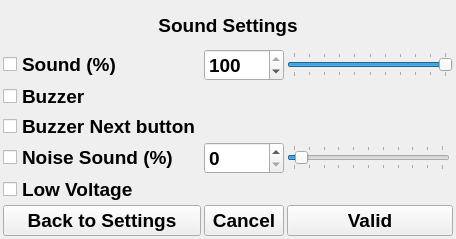
Old version of the form F3FChrono/gui/WSettingsSound.ui in the repository jomarin38/F3FChrono.
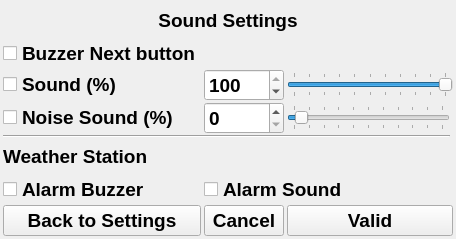
New version of the form.

Diff of the .ui file:
```diff
--- a/F3FChrono/gui/WSettingsSound.ui
+++ b/F3FChrono/gui/WSettingsSound.ui
@@ -32,7 +32,98 @@
    <property name="verticalSpacing">
     <number>1</number>
    </property>
-   <item row="4" column="2">
+   <item row="2" column="0">
+    <widget class="QCheckBox" name="sound">
+     <property name="font">
+      <font>
+       <pointsize>14</pointsize>
+       <weight>75</weight>
+       <bold>true</bold>
+      </font>
+     </property>
+     <property name="text">
+      <string>Sound (%)</string>
+     </property>
+    </widget>
+   </item>
+   <item row="7" column="2" colspan="2">
+    <widget class="QPushButton" name="btn_valid">
+     <property name="font">
+      <font>
+       <pointsize>14</pointsize>
+       <weight>75</weight>
+       <bold>true</bold>
+      </font>
+     </property>
+     <property name="text">
+      <string>Valid</string>
+     </property>
+    </widget>
+   </item>
+   <item row="6" column="1" colspan="2">
+    <widget class="QCheckBox" name="WeatherStationAlarmSound">
+     <property name="font">
+      <font>
+       <pointsize>14</pointsize>
+       <weight>75</weight>
+       <bold>true</bold>
+      </font>
+     </property>
+     <property name="text">
+      <string>Alarm Sound</string>
+     </property>
+    </widget>
+   </item>
+   <item row="7" column="1">
+    <widget class="QPushButton" name="btn_cancel">
+     <property name="font">
+      <font>
+       <pointsize>14</pointsize>
+       <weight>75</weight>
+       <bold>true</bold>
+      </font>
+     </property>
+     <property name="text">
+      <string>Cancel</string>
+     </property>
+    </widget>
+   </item>
+   <item row="2" column="2" colspan="2">
+    <widget class="QSlider" name="soundslider">
+     <property name="maximum">
+      <number>100</number>
+     </property>
+     <property name="value">
+      <number>100</number>
+     </property>
+     <property name="tracking">
+      <bool>true</bool>
+     </property>
+     <property name="orientation">
+      <enum>Qt::Horizontal</enum>
+     </property>
+     <property name="invertedAppearance">
+      <bool>false</bool>
+     </property>
+     <property name="invertedControls">
+      <bool>false</bool>
+     </property>
+     <property name="tickPosition">
+      <enum>QSlider::TicksBothSides</enum>
+     </property>
+     <property name="tickInterval">
+      <number>10</number>
+     </property>
+    </widget>
+   </item>
+   <item row="4" column="0" colspan="3">
+    <widget class="Line" name="line">
+     <property name="orientation">
+      <enum>Qt::Horizontal</enum>
+     </property>
+    </widget>
+   </item>
+   <item row="3" column="2">
     <widget class="QSlider" name="noiseslider">
      <property name="maximum">
       <number>100</number>
@@ -51,7 +142,7 @@
      </property>
     </widget>
    </item>
-   <item row="4" column="0">
+   <item row="3" column="0">
     <widget class="QCheckBox" name="noiseSound">
      <property name="font">
       <font>
@@ -65,63 +156,7 @@
      </property>
     </widget>
    </item>
-   <item row="6" column="1">
-    <widget class="QPushButton" name="btn_cancel">
-     <property name="font">
-      <font>
-       <pointsize>14</pointsize>
-       <weight>75</weight>
-       <bold>true</bold>
-      </font>
-     </property>
-     <property name="text">
-      <string>Cancel</string>
-     </property>
-    </widget>
-   </item>
    <item row="1" column="0">
-    <widget class="QCheckBox" name="sound">
-     <property name="font">
-      <font>
-       <pointsize>14</pointsize>
-       <weight>75</weight>
-       <bold>true</bold>
-      </font>
-     </property>
-     <property name="text">
-      <string>Sound (%)</string>
-     </property>
-    </widget>
-   </item>
-   <item row="5" column="0">
-    <widget class="QCheckBox" name="lowVoltage">
-     <property name="font">
-      <font>
-       <pointsize>14</pointsize>
-       <weight>75</weight>
-       <bold>true</bold>
-      </font>
-     </property>
-     <property name="text">
-      <string>Low Voltage</string>
-     </property>
-    </widget>
-   </item>
-   <item row="2" column="0">
-    <widget class="QCheckBox" name="buzzer">
-     <property name="font">
-      <font>
-       <pointsize>14</pointsize>
-       <weight>75</weight>
-       <bold>true</bold>
-      </font>
-     </property>
-     <property name="text">
-      <string>Buzzer</string>
-     </property>
-    </widget>
-   </item>
-   <item row="3" column="0">
     <widget class="QCheckBox" name="buzzernext">
      <property name="font">
       <font>
@@ -135,24 +170,7 @@
      </property>
     </widget>
    </item>
-   <item row="0" column="0" colspan="4">
-    <widget class="QLabel" name="label">
-     <property name="font">
-      <font>
-       <pointsize>14</pointsize>
-       <weight>75</weight>
-       <bold>true</bold>
-      </font>
-     </property>
-     <property name="text">
-      <string>Sound Settings</string>
-     </property>
-     <property name="alignment">
-      <set>Qt::AlignCenter</set>
-     </property>
-    </widget>
-   </item>
-   <item row="6" column="0">
+   <item row="7" column="0">
     <widget class="QPushButton" name="btn_back">
      <property name="font">
       <font>
@@ -166,7 +184,7 @@
      </property>
     </widget>
    </item>
-   <item row="1" column="1">
+   <item row="2" column="1">
     <widget class="QSpinBox" name="soundvolume">
      <property name="enabled">
       <bool>true</bool>
@@ -186,7 +204,7 @@
      </property>
     </widget>
    </item>
-   <item row="4" column="1">
+   <item row="3" column="1">
     <widget class="QDoubleSpinBox" name="noisevolume">
      <property name="font">
       <font>
@@ -206,8 +224,8 @@
      </property>
     </widget>
    </item>
-   <item row="6" column="2" colspan="2">
-    <widget class="QPushButton" name="btn_valid">
+   <item row="0" column="0" colspan="4">
+    <widget class="QLabel" name="label">
      <property name="font">
       <font>
        <pointsize>14</pointsize>
@@ -216,35 +234,38 @@
       </font>
      </property>
      <property name="text">
-      <string>Valid</string>
+      <string>Sound Settings</string>
      </property>
+     <property name="alignment">
+      <set>Qt::AlignCenter</set>
+     </property>
     </widget>
    </item>
-   <item row="1" column="2" colspan="2">
-    <widget class="QSlider" name="soundslider">
-     <property name="maximum">
-      <number>100</number>
+   <item row="5" column="0">
+    <widget class="QLabel" name="label_2">
+     <property name="font">
+      <font>
+       <pointsize>14</pointsize>
+       <weight>75</weight>
+       <bold>true</bold>
+      </font>
      </property>
-     <property name="value">
-      <number>100</number>
+     <property name="text">
+      <string>Weather Station</string>
      </property>
-     <property name="tracking">
-      <bool>true</bool>
+    </widget>
+   </item>
+   <item row="6" column="0">
+    <widget class="QCheckBox" name="WeatherStationAlarmBuzzer">
+     <property name="font">
+      <font>
+       <pointsize>14</pointsize>
+       <weight>75</weight>
+       <bold>true</bold>
+      </font>
      </property>
-     <property name="orientation">
-      <enum>Qt::Horizontal</enum>
-     </property>
-     <property name="invertedAppearance">
-      <bool>false</bool>
-     </property>
-     <property name="invertedControls">
-      <bool>false</bool>
-     </property>
-     <property name="tickPosition">
-      <enum>QSlider::TicksBothSides</enum>
-     </property>
-     <property name="tickInterval">
-      <number>10</number>
+     <property name="text">
+      <string>Alarm Buzzer</string>
      </property>
     </widget>
    </item>
```
